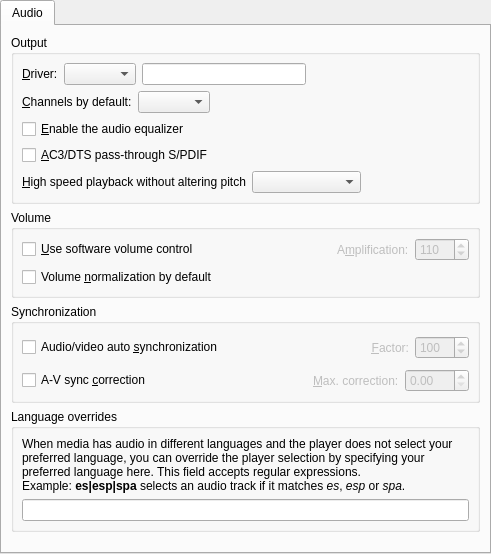
Above: src/gui/pref/audio.ui from wilbert2000/wzplayer before the change. Below: the same form after it.
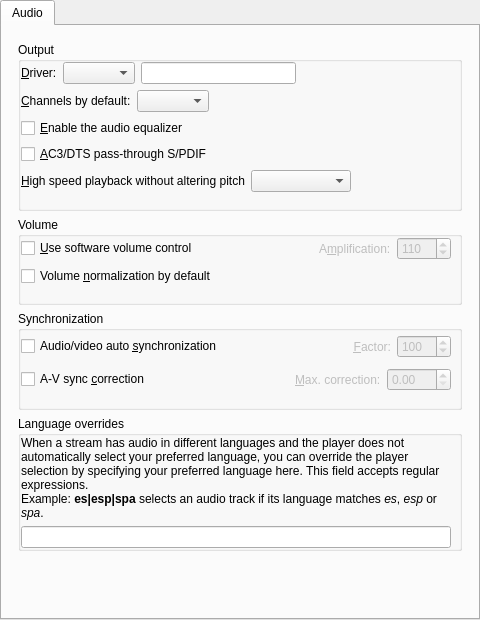
That is the form after the change. Custom widgets are drawn as their Qt base class.

Patch:
```diff
--- a/src/gui/pref/audio.ui
+++ b/src/gui/pref/audio.ui
@@ -6,8 +6,8 @@
    <rect>
     <x>0</x>
     <y>0</y>
-    <width>491</width>
-    <height>554</height>
+    <width>480</width>
+    <height>620</height>
    </rect>
   </property>
   <layout class="QVBoxLayout">
@@ -27,15 +27,30 @@
        <string>Audio</string>
       </attribute>
       <layout class="QVBoxLayout" name="verticalLayout">
+       <property name="margin">
+        <number>16</number>
+       </property>
        <item>
         <widget class="QGroupBox" name="output_group">
          <property name="title">
           <string>Output</string>
          </property>
+         <property name="flat">
+          <bool>true</bool>
+         </property>
          <layout class="QVBoxLayout" name="verticalLayout_3">
-          <property name="margin">
+          <property name="leftMargin">
+           <number>0</number>
+          </property>
+          <property name="topMargin">
+           <number>0</number>
+          </property>
+          <property name="rightMargin">
            <number>8</number>
           </property>
+          <property name="bottomMargin">
+           <number>16</number>
+          </property>
           <item>
            <layout class="QHBoxLayout">
             <item>
@@ -200,10 +215,22 @@
          <property name="title">
           <string>Volume</string>
          </property>
+         <property name="flat">
+          <bool>true</bool>
+         </property>
          <layout class="QVBoxLayout">
-          <property name="margin">
+          <property name="leftMargin">
+           <number>0</number>
+          </property>
+          <property name="topMargin">
+           <number>0</number>
+          </property>
+          <property name="rightMargin">
            <number>8</number>
           </property>
+          <property name="bottomMargin">
+           <number>16</number>
+          </property>
           <item>
            <layout class="QHBoxLayout">
             <property name="spacing">
@@ -281,10 +308,22 @@
          <property name="title">
           <string>Synchronization</string>
          </property>
+         <property name="flat">
+          <bool>true</bool>
+         </property>
          <layout class="QVBoxLayout">
-          <property name="margin">
+          <property name="leftMargin">
+           <number>0</number>
+          </property>
+          <property name="topMargin">
+           <number>0</number>
+          </property>
+          <property name="rightMargin">
            <number>8</number>
           </property>
+          <property name="bottomMargin">
+           <number>16</number>
+          </property>
           <item>
            <layout class="QHBoxLayout">
             <item>
@@ -405,14 +444,26 @@
          <property name="title">
           <string>Language overrides</string>
          </property>
+         <property name="flat">
+          <bool>true</bool>
+         </property>
          <layout class="QVBoxLayout" name="verticalLayout_2">
-          <property name="margin">
+          <property name="leftMargin">
+           <number>0</number>
+          </property>
+          <property name="topMargin">
+           <number>0</number>
+          </property>
+          <property name="rightMargin">
            <number>8</number>
           </property>
+          <property name="bottomMargin">
+           <number>0</number>
+          </property>
           <item>
            <widget class="QLabel" name="language_label">
             <property name="text">
-             <string>&lt;html&gt;&lt;head/&gt;&lt;body&gt;&lt;p&gt;When media has audio in different languages and the player does not select your preferred language, you can override the player selection by specifying your preferred language here. This field accepts regular expressions.&lt;br/&gt;Example: &lt;span style=&quot; font-weight:600;&quot;&gt;es|esp|spa&lt;/span&gt; selects an audio track if it matches &lt;span style=&quot; font-style:italic;&quot;&gt;es&lt;/span&gt;, &lt;span style=&quot; font-style:italic;&quot;&gt;esp&lt;/span&gt; or &lt;span style=&quot; font-style:italic;&quot;&gt;spa&lt;/span&gt;.&lt;/p&gt;&lt;/body&gt;&lt;/html&gt;</string>
+             <string>&lt;html&gt;&lt;head/&gt;&lt;body&gt;&lt;p&gt;When a stream has audio in different languages and the player does not automatically select your preferred language, you can override the player selection by specifying your preferred language here. This field accepts regular expressions.&lt;br/&gt;Example: &lt;span style=&quot; font-weight:600;&quot;&gt;es|esp|spa&lt;/span&gt; selects an audio track if its language matches &lt;span style=&quot; font-style:italic;&quot;&gt;es&lt;/span&gt;, &lt;span style=&quot; font-style:italic;&quot;&gt;esp&lt;/span&gt; or &lt;span style=&quot; font-style:italic;&quot;&gt;spa&lt;/span&gt;.&lt;/p&gt;&lt;/body&gt;&lt;/html&gt;</string>
             </property>
             <property name="wordWrap">
              <bool>true</bool>
```
